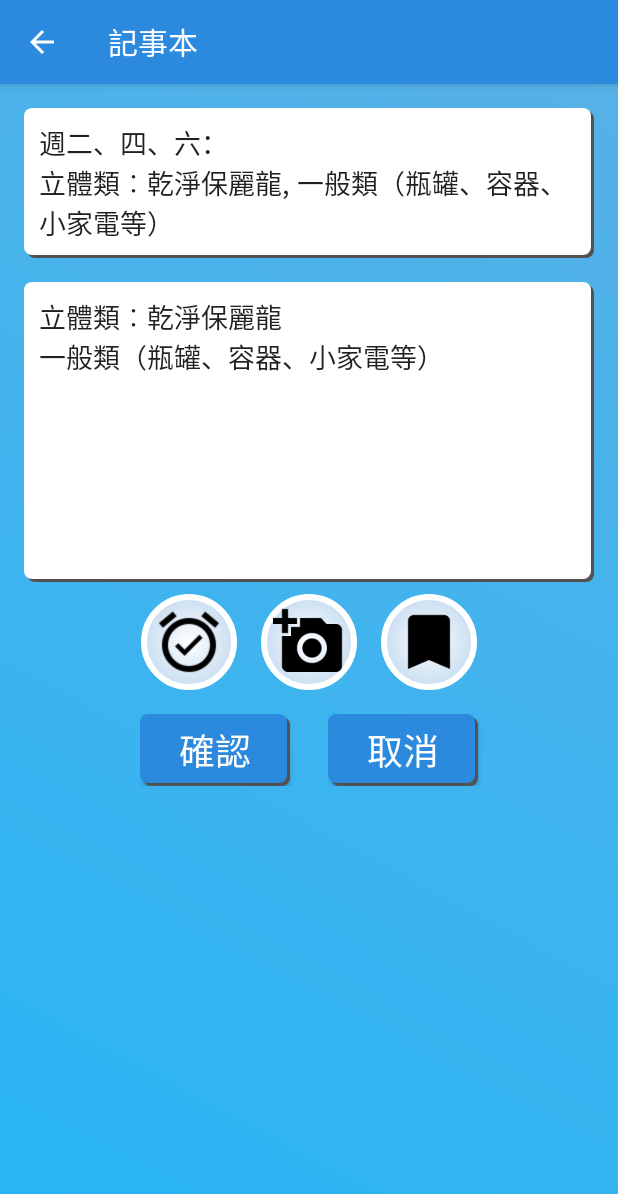
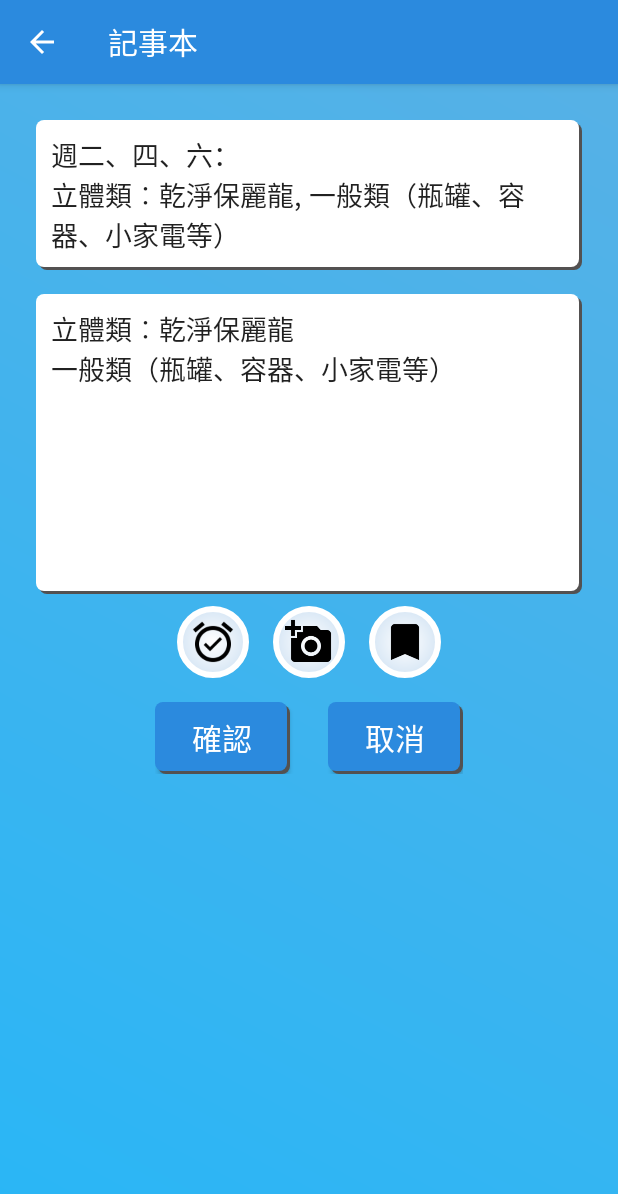
Before and after one commit to Claire0505/Garbage_Truck, an Android app: the screen it shows after launch (NotesActivity), after a tap on an icon or button, on a phone screen of 412 x 824 dp. Shown: the top 1194 px of the screen. Run offline under Robolectric (Android 15) with nearby library versions, the phone set to English and light mode, and no system bars; our stand-ins replace Volley; network calls fail.

```diff
--- a/app/src/main/res/layout/activity_directions.xml
+++ b/app/src/main/res/layout/activity_directions.xml
@@ -223,7 +223,7 @@
 
             <TextView
                 android:textColor="#000000"
-                android:textSize="18sp"
+                android:textSize="17sp"
                 android:paddingLeft="8dp"
                 android:paddingRight="8dp"
                 android:gravity="center_vertical"
@@ -233,7 +233,7 @@
                 android:paddingBottom="4dp"/>
             <TextView
                 android:textColor="#000000"
-                android:textSize="18sp"
+                android:textSize="17sp"
                 android:paddingLeft="8dp"
                 android:paddingRight="8dp"
                 android:gravity="center_vertical"
--- a/app/src/main/res/layout/activity_notes.xml
+++ b/app/src/main/res/layout/activity_notes.xml
@@ -5,7 +5,7 @@
     xmlns:tools="http://schemas.android.com/tools"
     android:layout_width="match_parent"
     android:layout_height="match_parent"
-    android:padding="16dp"
+    android:padding="24dp"
     android:background="@drawable/background"
     tools:context="com.admin.claire.garbag_truck.NotesActivity">
 
@@ -46,13 +46,12 @@
         android:layout_marginBottom="8dp"
         android:orientation="horizontal"
         android:layout_below="@+id/layout_title"
-        android:layout_alignParentLeft="true"
         android:layout_alignParentStart="true">
 
         <ImageView
             android:id="@+id/imageAlarm"
-            android:layout_width="64dp"
-            android:layout_height="64dp"
+            android:layout_width="48dp"
+            android:layout_height="48dp"
             android:layout_margin="8dp"
             android:background="@drawable/circle_button"
             android:contentDescription="@string/app_name"
@@ -60,8 +59,8 @@
 
         <ImageView
             android:id="@+id/imageTakePhoto"
-            android:layout_width="64dp"
-            android:layout_height="64dp"
+            android:layout_width="48dp"
+            android:layout_height="48dp"
             android:layout_margin="8dp"
             android:background="@drawable/circle_button"
             android:contentDescription="@string/app_name"
@@ -70,8 +69,8 @@
 
         <ImageView
             android:id="@+id/imageSelectColor"
-            android:layout_width="64dp"
-            android:layout_height="64dp"
+            android:layout_width="48dp"
+            android:layout_height="48dp"
             android:layout_margin="8dp"
             android:background="@drawable/circle_button"
             app:srcCompat="@drawable/ic_bookmark_black_36dp"
@@ -84,48 +83,44 @@
         android:orientation="horizontal"
         android:gravity="center_horizontal"
         android:layout_centerHorizontal="true"
-        android:layout_width="match_parent"
+        android:layout_width="wrap_content"
         android:layout_height="wrap_content"
         android:layout_below="@+id/layoutImg">
 
         <Button
             android:id="@+id/btn_Ok"
-            android:layout_width="100dp"
+            android:layout_width="90dp"
             android:layout_height="wrap_content"
             android:text="@string/btn_ok"
             android:background="@drawable/card_button_selector"
             android:textColor="#ffffff"
-            android:textSize="24sp"
-            android:layout_marginRight="25dp"
+            android:textSize="20sp"
             android:layout_marginEnd="25dp"
             tools:ignore="ButtonStyle" />
 
         <Button
             android:id="@+id/btn_Cancel"
-            android:layout_width="100dp"
+            android:layout_width="90dp"
             android:layout_height="wrap_content"
             android:text="@string/btn_cancel"
             android:background="@drawable/card_button_selector"
             android:textColor="#ffffff"
-            android:textSize="24sp"
+            android:textSize="20sp"
             tools:ignore="ButtonStyle" />
 
     </LinearLayout>
 
     <ImageView
         android:id="@+id/picture"
-        android:layout_width="64dp"
-        android:layout_height="64dp"
+        android:layout_width="80dp"
+        android:layout_height="80dp"
         android:visibility="invisible"
         app:srcCompat="@drawable/ic_photo_black_36dp"
         android:contentDescription="@string/app_name"
-        android:layout_alignParentStart="false"
+        android:transitionName="picture"
+        android:onClick="clickPicture"
         android:layout_alignParentBottom="true"
-        android:layout_alignParentRight="true"
-        android:layout_alignParentLeft="false"
-        android:layout_alignParentEnd="true"
-        android:transitionName="picture"
-        android:onClick="clickPicture"/>
+        android:layout_centerHorizontal="true" />
 
 
 </RelativeLayout>
--- a/app/src/main/res/values/strings.xml
+++ b/app/src/main/res/values/strings.xml
@@ -3,7 +3,7 @@
     <string name="notebook">記事本</string>
     <string name="tag">標籤顏色</string>
     <string name="about">關於</string>
-    <string name="version">Version 5.0.1</string>
+    <string name="version">Version 1.0</string>
     <string name="taipei">原始資料來源:</string>
     <string name="taipei2">原始資料來源:台北市政府資料開放平台</string>
     <string name="datataipei"><a href="http://data.taipei/opendata/datalist/datasetMeta?oid=119efc37-541b-4aca-a16a-7ba210aafa1f">
```
Also changed, not shown: app/build.gradle (+10 -1 lines), app/src/debug/res/values/google_maps_api.xml (+6 -1 lines), app/src/main/AndroidManifest.xml (+10 -3 lines), app/src/main/java/com/admin/claire/garbag_truck/Garbagetruck_List_Activity.java (+13 -3 lines), app/src/main/java/com/admin/claire/garbag_truck/MapsActivity.java (+26 -1 lines), app/src/main/res/drawable/garbagetruck1.png (added), app/src/main/res/mipmap-xhdpi/garbagetruck_icon.png (added), app/src/main/res/mipmap-xhdpi/transport1.png (deleted), app/src/main/res/mipmap-xxhdpi/garbagetruck_icon.png (added), 1 other file.
